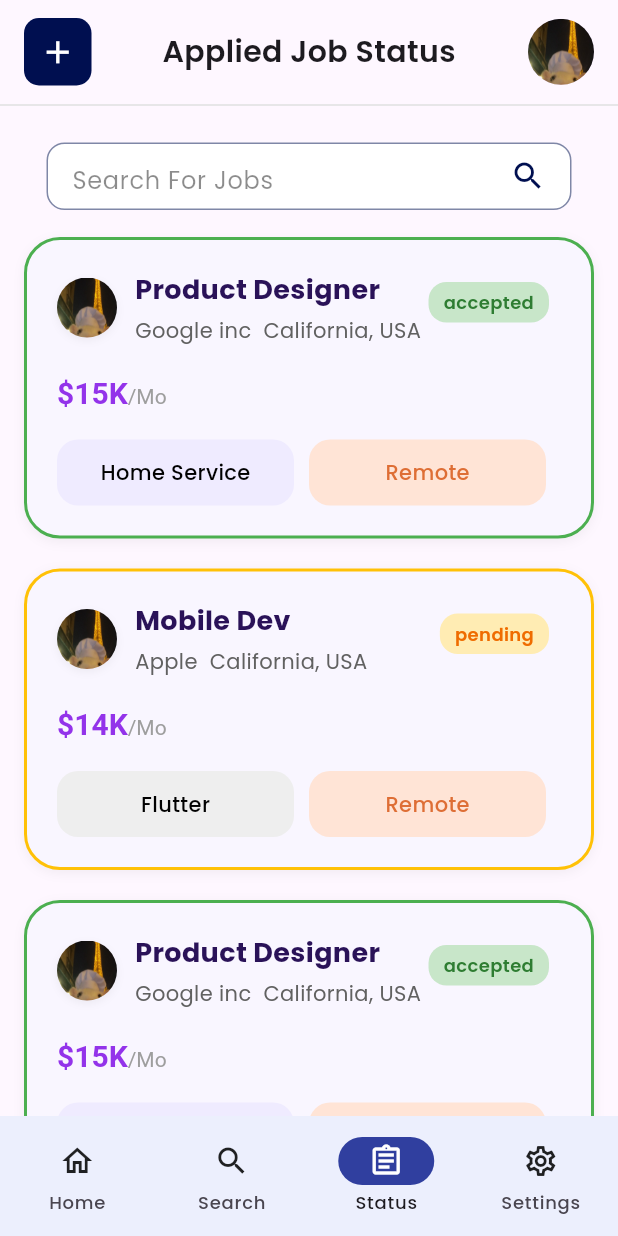
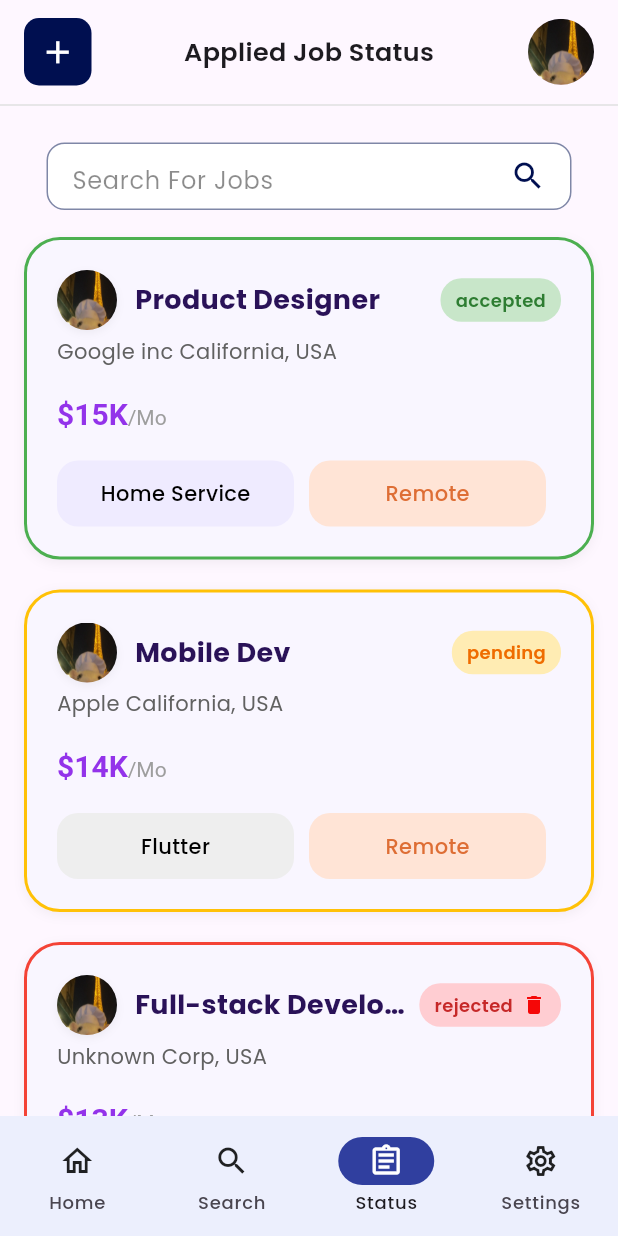
Before and after one commit to nypoclary/easy_hire, a Flutter app: the JobStatusScreen screen opened by its route, on a phone screen of 412 x 824 dp. Run offline on Flutter 3.47's test engine with Material 3 defaults, Android fonts, the phone set to English and light mode, and no system bars; our stand-ins replace firebase_core, flutter_riverpod, go_router, google_fonts, google_sign_in; accounts and stored records are empty.

Commit message:
Updated job and login widgets; added delete box

```diff
--- a/lib/core/widgets/header.dart
+++ b/lib/core/widgets/header.dart
@@ -69,7 +69,7 @@ class Header extends StatelessWidget {
                   child: Text(
                     title,
                     style: const TextStyle(
-                      fontSize: 20,
+                      fontSize: 17,
                       fontWeight: FontWeight.w600,
                     ),
                   ),
@@ -84,7 +84,8 @@ class Header extends StatelessWidget {
                     },
                     child: const CircleAvatar(
                       radius: 22,
-                      backgroundImage: AssetImage('assets/images/profile_pic.jpg'),
+                      backgroundImage:
+                          AssetImage('assets/images/profile_pic.jpg'),
                     ),
                   ),
                 ),
--- a/lib/features/job_status/view/job_status_screen.dart
+++ b/lib/features/job_status/view/job_status_screen.dart
@@ -1,6 +1,7 @@
 import 'package:easy_hire/core/widgets/header.dart';
 import 'package:easy_hire/core/widgets/job_search_bar.dart';
 import 'package:flutter/material.dart';
+import 'package:easy_hire/core/widgets/delete_box.dart';
 
 enum JobStatus { accepted, pending, rejected }
 
@@ -15,14 +16,17 @@ class _JobStatusScreenState extends State<JobStatusScreen> {
   bool isPressed = false;
   bool isProfilePressed = false;
 
-  // For card taps
-  void handleTapDown(TapDownDetails details) => setState(() => isPressed = true);
+  // Card press effects
+  void handleTapDown(TapDownDetails details) =>
+      setState(() => isPressed = true);
   void handleTapUp(TapUpDetails details) => setState(() => isPressed = false);
   void _handleTapCancel() => setState(() => isPressed = false);
 
-// For profile image taps
-  void handleProfileTapDown(TapDownDetails details) => setState(() => isProfilePressed = true);
-  void handleProfileTapUp(TapUpDetails details) => setState(() => isProfilePressed = false);
+  // Profile image press effects
+  void handleProfileTapDown(TapDownDetails details) =>
+      setState(() => isProfilePressed = true);
+  void handleProfileTapUp(TapUpDetails details) =>
+      setState(() => isProfilePressed = false);
   void _handleProfileTapCancel() => setState(() => isProfilePressed = false);
 
   Color getBorderColor(JobStatus status) {
@@ -98,13 +102,14 @@ class _JobStatusScreenState extends State<JobStatusScreen> {
             ),
           ],
         ),
-        child: Stack(
-          children: [
-            Column(
+        child: Column(
           crossAxisAlignment: CrossAxisAlignment.start,
           children: [
+            // Top row: Profile + Role + Status
             Row(
+              crossAxisAlignment: CrossAxisAlignment.center,
               children: [
+                // Profile image
                 GestureDetector(
                   onTap: () => debugPrint('✅ Profile tapped'),
                   onTapDown: handleProfileTapDown,
@@ -118,9 +123,8 @@ class _JobStatusScreenState extends State<JobStatusScreen> {
                       shape: BoxShape.circle,
                       boxShadow: [
                         BoxShadow(
-                              color: Colors.black.withOpacity(
-                                isProfilePressed ? 0.2 : 0.05,
-                              ),
+                          color: Colors.black
+                              .withOpacity(isProfilePressed ? 0.2 : 0.05),
                           offset: Offset(0, isProfilePressed ? 6 : 2),
                           blurRadius: isProfilePressed ? 10 : 4,
                         ),
@@ -132,18 +136,71 @@ class _JobStatusScreenState extends State<JobStatusScreen> {
                   ),
                 ),
                 const SizedBox(width: 12),
+
+                // Title + Status
                 Expanded(
-                      child: Column(
-                        crossAxisAlignment: CrossAxisAlignment.start,
+                  child: Row(
                     children: [
-                          Text(
+                      Expanded(
+                        child: Text(
                           role,
                           style: const TextStyle(
                             fontWeight: FontWeight.bold,
                             fontSize: 18,
                             color: Color(0xFF2A1258),
                           ),
+                          overflow: TextOverflow.ellipsis,
                         ),
+                      ),
+                      const SizedBox(width: 8),
+                      Container(
+                        padding: const EdgeInsets.symmetric(
+                            horizontal: 10, vertical: 6),
+                        decoration: BoxDecoration(
+                          color: getStatusBgColor(status),
+                          borderRadius: BorderRadius.circular(14),
+                        ),
+                        child: Row(
+                          children: [
+                            Text(
+                              getStatusText(status),
+                              style: TextStyle(
+                                fontSize: 12,
+                                fontWeight: FontWeight.w600,
+                                color: getStatusTextColor(status),
+                              ),
+                            ),
+                            if (status == JobStatus.rejected) ...[
+                              const SizedBox(width: 6),
+                              GestureDetector(
+                                onTap: () {
+                                  showDialog(
+                                    context: context,
+                                    builder: (_) => DeleteConfirmationDialog(
+                                      onConfirm: () {
+                                        // delete logic here
+                                        Navigator.pop(context);
+                                      },
+                                      onCancel: () => Navigator.pop(context),
+                                    ),
+                                  );
+                                },
+                                child: const Icon(
+                                  Icons.delete,
+                                  size: 16,
+                                  color: Color.fromARGB(255, 245, 7, 7),
+                                ),
+                              )
+                            ]
+                          ],
+                        ),
+                      ),
+                    ],
+                  ),
+                ),
+              ],
+            ),
+
             const SizedBox(height: 4),
             Text(
               company,
@@ -152,11 +209,7 @@ class _JobStatusScreenState extends State<JobStatusScreen> {
                 color: Colors.grey.shade700,
               ),
             ),
-                        ],
-                      ),
-                    ),
-                  ],
-                ),
+
             const SizedBox(height: 20),
             RichText(
               text: TextSpan(
@@ -178,22 +231,19 @@ class _JobStatusScreenState extends State<JobStatusScreen> {
                 ],
               ),
             ),
+
             const SizedBox(height: 20),
             Row(
-                  children:
-                      tags.map((tag) {
+              children: tags.map((tag) {
                 final isRemote = tag.toLowerCase() == 'remote';
                 final isService = tag.toLowerCase().contains('service');
                 return Expanded(
                   child: Container(
                     margin: const EdgeInsets.only(right: 10),
                     padding: const EdgeInsets.symmetric(
-                              horizontal: 12,
-                              vertical: 12,
-                            ),
+                        horizontal: 12, vertical: 12),
                     decoration: BoxDecoration(
-                              color:
-                                  isRemote
+                      color: isRemote
                           ? const Color(0xFFFFE4D6)
                           : (isService
                               ? const Color(0xFFEFEBFF)
@@ -207,39 +257,12 @@ class _JobStatusScreenState extends State<JobStatusScreen> {
                         fontWeight: FontWeight.w500,
                         fontSize: 14,
                         color:
-                                    isRemote
-                                        ? const Color(0xFFDE6E35)
-                                        : Colors.black,
+                            isRemote ? const Color(0xFFDE6E35) : Colors.black,
                       ),
                     ),
                   ),
                 );
               }).toList(),
-                ),
-              ],
-            ),
-            Positioned(
-              top: 0,
-              right: 0,
-              child: Container(
-                margin: const EdgeInsets.only(top: 8, right: 8),
-                padding: const EdgeInsets.symmetric(
-                  horizontal: 10,
-                  vertical: 5,
-                ),
-                decoration: BoxDecoration(
-                  color: getStatusBgColor(status),
-                  borderRadius: BorderRadius.circular(12),
-                ),
-                child: Text(
-                  getStatusText(status),
-                  style: TextStyle(
-                    fontSize: 12,
-                    fontWeight: FontWeight.w600,
-                    color: getStatusTextColor(status),
-                  ),
-                ),
-              ),
             ),
           ],
         ),
@@ -253,22 +276,21 @@ class _JobStatusScreenState extends State<JobStatusScreen> {
       body: SafeArea(
         child: Column(
           children: [
-            Header(title: 'Applied Job Status'),
+            const Header(title: 'Applied Job Status'),
             Expanded(
               child: ListView(
-                padding: EdgeInsets.symmetric(horizontal: 16),
+                padding: const EdgeInsets.symmetric(horizontal: 16),
                 children: [
-                  SizedBox(height: 24),
+                  const SizedBox(height: 24),
                   JobSearchBar(
                     onChanged: (query) {
-                      //  Add search/filter logic here
-                      print("Search input: $query");
+                      debugPrint("Search input: $query");
                     },
                   ),
-                  SizedBox(height: 8),
+                  const SizedBox(height: 8),
                   buildJobCard(
                     role: 'Product Designer',
-                    company: 'Google inc  California, USA',
+                    company: 'Google inc California, USA',
                     salary: '\$15K',
                     tags: ['Home Service', 'Remote'],
                     imageAsset: 'assets/images/profile_pic.jpg',
@@ -276,27 +298,19 @@ class _JobStatusScreenState extends State<JobStatusScreen> {
                   ),
                   buildJobCard(
                     role: 'Mobile Dev',
-                    company: 'Apple  California, USA',
+                    company: 'Apple California, USA',
                     salary: '\$14K',
                     tags: ['Flutter', 'Remote'],
                     imageAsset: 'assets/images/profile_pic.jpg',
                     status: JobStatus.pending,
                   ),
                   buildJobCard(
-                    role: 'Product Designer',
-                    company: 'Google inc  California, USA',
-                    salary: '\$15K',
-                    tags: ['Home Service', 'Remote'],
+                    role: 'Full-stack Developer',
+                    company: 'Unknown Corp, USA',
+                    salary: '\$13K',
+                    tags: ['Admin', 'Remote'],
                     imageAsset: 'assets/images/profile_pic.jpg',
-                    status: JobStatus.accepted,
-                  ),
-                  buildJobCard(
-                    role: 'Mobile Dev',
-                    company: 'Apple  California, USA',
-                    salary: '\$14K',
-                    tags: ['Flutter', 'Remote'],
-                    imageAsset: 'assets/images/profile_pic.jpg',
-                    status: JobStatus.pending,
+                    status: JobStatus.rejected,
                   ),
                 ],
               ),
```
Also changed, not shown: lib/core/widgets/delete_box.dart (added, +98 -0 lines), lib/core/widgets/job_card.dart (+21 -16 lines), lib/features/Log_in/login.dart (+7 -7 lines). Lines whose indentation alone changed are shown as unchanged.
